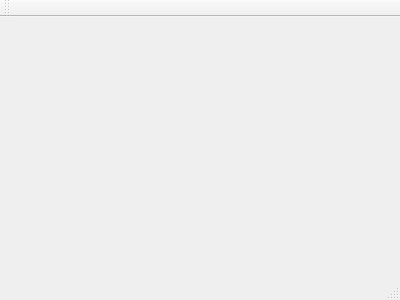
The window that mainwindow.ui (jzhangbs/comp5421pa3) describes before a commit, drawn with Qt 5.
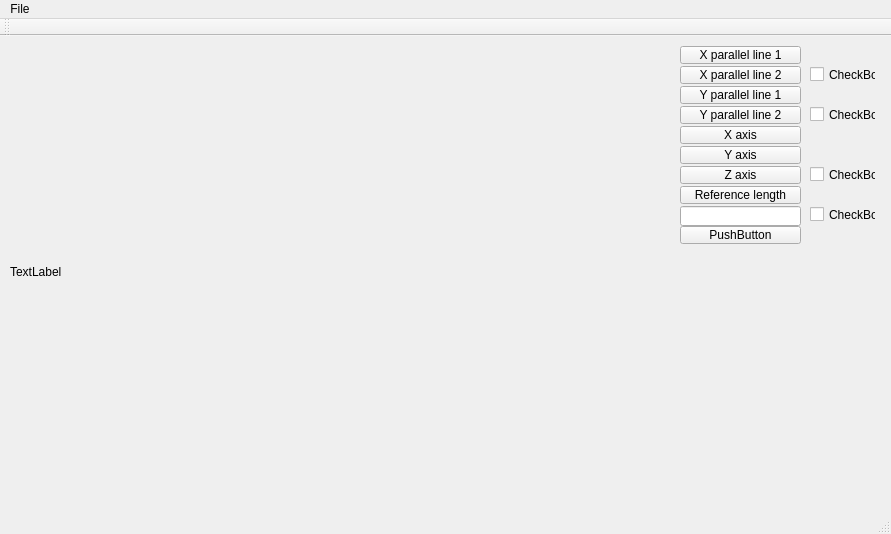
The same window after the commit.

Diff of the .ui file:
```diff
--- a/mainwindow.ui
+++ b/mainwindow.ui
@@ -1,24 +1,258 @@
 <ui version="4.0">
  <class>MainWindow</class>
- <widget class="QMainWindow" name="MainWindow" >
-  <property name="geometry" >
+ <widget class="QMainWindow" name="MainWindow">
+  <property name="geometry">
    <rect>
     <x>0</x>
     <y>0</y>
-    <width>400</width>
-    <height>300</height>
+    <width>891</width>
+    <height>534</height>
    </rect>
   </property>
   <property name="windowTitle" >
    <string>MainWindow</string>
   </property>
-  <widget class="QMenuBar" name="menuBar" />
-  <widget class="QToolBar" name="mainToolBar" />
-  <widget class="QWidget" name="centralWidget" />
-  <widget class="QStatusBar" name="statusBar" />
+  <widget class="QWidget" name="centralWidget">
+   <widget class="QCheckBox" name="checkBox">
+    <property name="geometry">
+     <rect>
+      <x>810</x>
+      <y>30</y>
+      <width>66</width>
+      <height>17</height>
+     </rect>
+    </property>
+    <property name="text">
+     <string>CheckBox</string>
+    </property>
+   </widget>
+   <widget class="QCheckBox" name="checkBox_2">
+    <property name="geometry">
+     <rect>
+      <x>810</x>
+      <y>70</y>
+      <width>66</width>
+      <height>17</height>
+     </rect>
+    </property>
+    <property name="text">
+     <string>CheckBox</string>
+    </property>
+   </widget>
+   <widget class="QCheckBox" name="checkBox_3">
+    <property name="geometry">
+     <rect>
+      <x>810</x>
+      <y>130</y>
+      <width>66</width>
+      <height>17</height>
+     </rect>
+    </property>
+    <property name="text">
+     <string>CheckBox</string>
+    </property>
+   </widget>
+   <widget class="QCheckBox" name="checkBox_4">
+    <property name="geometry">
+     <rect>
+      <x>810</x>
+      <y>170</y>
+      <width>66</width>
+      <height>17</height>
+     </rect>
+    </property>
+    <property name="text">
+     <string>CheckBox</string>
+    </property>
+   </widget>
+   <widget class="QLineEdit" name="lineEdit">
+    <property name="geometry">
+     <rect>
+      <x>680</x>
+      <y>170</y>
+      <width>121</width>
+      <height>20</height>
+     </rect>
+    </property>
+   </widget>
+   <widget class="QLabel" name="label">
+    <property name="geometry">
+     <rect>
+      <x>10</x>
+      <y>10</y>
+      <width>661</width>
+      <height>451</height>
+     </rect>
+    </property>
+    <property name="text">
+     <string>TextLabel</string>
+    </property>
+   </widget>
+   <widget class="QPushButton" name="drawYPara1">
+    <property name="geometry">
+     <rect>
+      <x>680</x>
+      <y>50</y>
+      <width>121</width>
+      <height>18</height>
+     </rect>
+    </property>
+    <property name="text">
+     <string>Y parallel line 1</string>
+    </property>
+   </widget>
+   <widget class="QPushButton" name="drawZ">
+    <property name="geometry">
+     <rect>
+      <x>680</x>
+      <y>130</y>
+      <width>121</width>
+      <height>18</height>
+     </rect>
+    </property>
+    <property name="text">
+     <string>Z axis</string>
+    </property>
+   </widget>
+   <widget class="QPushButton" name="drawXPara2">
+    <property name="geometry">
+     <rect>
+      <x>680</x>
+      <y>30</y>
+      <width>121</width>
+      <height>18</height>
+     </rect>
+    </property>
+    <property name="text">
+     <string>X parallel line 2</string>
+    </property>
+   </widget>
+   <widget class="QPushButton" name="drawX">
+    <property name="geometry">
+     <rect>
+      <x>680</x>
+      <y>90</y>
+      <width>121</width>
+      <height>18</height>
+     </rect>
+    </property>
+    <property name="text">
+     <string>X axis</string>
+    </property>
+   </widget>
+   <widget class="QPushButton" name="drawRefLen">
+    <property name="geometry">
+     <rect>
+      <x>680</x>
+      <y>150</y>
+      <width>121</width>
+      <height>18</height>
+     </rect>
+    </property>
+    <property name="text">
+     <string>Reference length</string>
+    </property>
+   </widget>
+   <widget class="QPushButton" name="pushButton_11">
+    <property name="geometry">
+     <rect>
+      <x>680</x>
+      <y>190</y>
+      <width>121</width>
+      <height>18</height>
+     </rect>
+    </property>
+    <property name="text">
+     <string>PushButton</string>
+    </property>
+   </widget>
+   <widget class="QPushButton" name="drawYPara2">
+    <property name="geometry">
+     <rect>
+      <x>680</x>
+      <y>70</y>
+      <width>121</width>
+      <height>18</height>
+     </rect>
+    </property>
+    <property name="text">
+     <string>Y parallel line 2</string>
+    </property>
+   </widget>
+   <widget class="QPushButton" name="drawXPara1">
+    <property name="geometry">
+     <rect>
+      <x>680</x>
+      <y>10</y>
+      <width>121</width>
+      <height>18</height>
+     </rect>
+    </property>
+    <property name="text">
+     <string>X parallel line 1</string>
+    </property>
+   </widget>
+   <widget class="QPushButton" name="drawY">
+    <property name="geometry">
+     <rect>
+      <x>680</x>
+      <y>110</y>
+      <width>121</width>
+      <height>18</height>
+     </rect>
+    </property>
+    <property name="text">
+     <string>Y axis</string>
+    </property>
+   </widget>
+  </widget>
+  <widget class="QMenuBar" name="menuBar">
+   <property name="geometry">
+    <rect>
+     <x>0</x>
+     <y>0</y>
+     <width>891</width>
+     <height>23</height>
+    </rect>
+   </property>
+   <widget class="QMenu" name="menuFile">
+    <property name="title">
+     <string>File</string>
+    </property>
+    <addaction name="actionOpen"/>
+   </widget>
+   <addaction name="menuFile"/>
+  </widget>
+  <widget class="QToolBar" name="mainToolBar">
+   <attribute name="toolBarArea">
+    <enum>TopToolBarArea</enum>
+   </attribute>
+   <attribute name="toolBarBreak">
+    <bool>false</bool>
+   </attribute>
+  </widget>
+  <widget class="QStatusBar" name="statusBar"/>
+  <action name="actionOpen">
+   <property name="text">
+    <string>Open</string>
+   </property>
+   <property name="shortcut">
+    <string>Ctrl+O</string>
+   </property>
+  </action>
  </widget>
- <layoutDefault spacing="6" margin="11" />
- <pixmapfunction></pixmapfunction>
+ <layoutdefault spacing="6" margin="11"/>
+ <tabstops>
+  <tabstop>drawXPara1</tabstop>
+  <tabstop>drawXPara2</tabstop>
+  <tabstop>drawYPara1</tabstop>
+  <tabstop>drawYPara2</tabstop>
+  <tabstop>drawX</tabstop>
+  <tabstop>drawY</tabstop>
+  <tabstop>drawZ</tabstop>
+  <tabstop>drawRefLen</tabstop>
+  <tabstop>pushButton_11</tabstop>
+ </tabstops>
  <resources/>
  <connections/>
 </ui>
```
Left out of the diff: 3 changed lines with no effect on the pictures.
